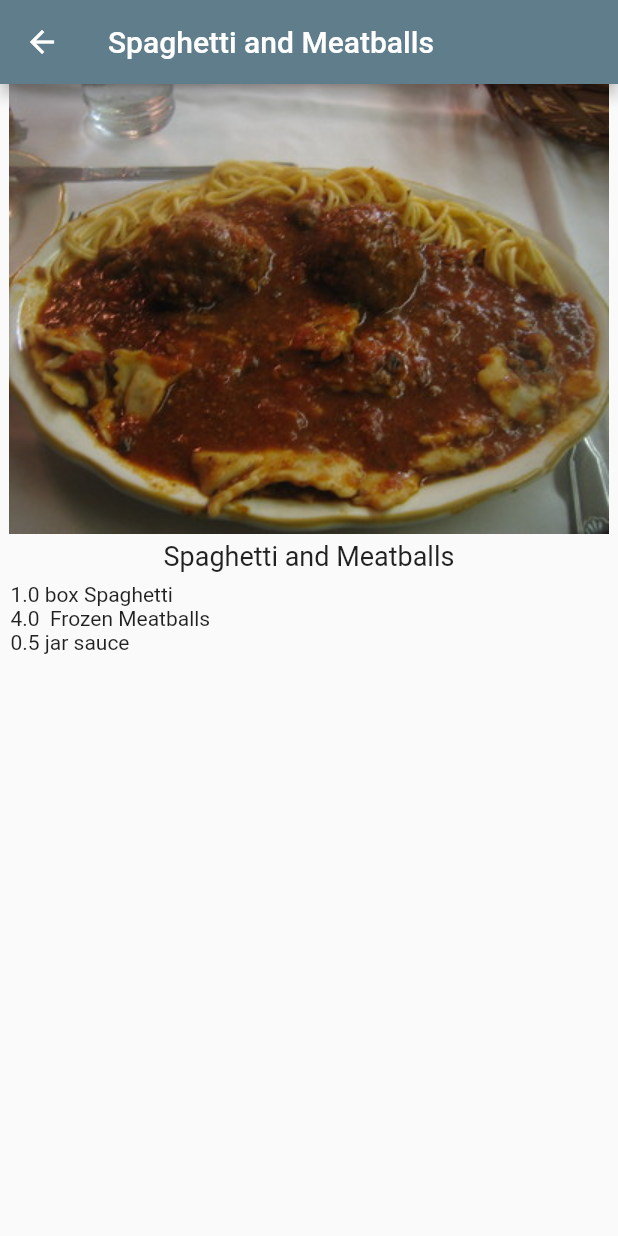
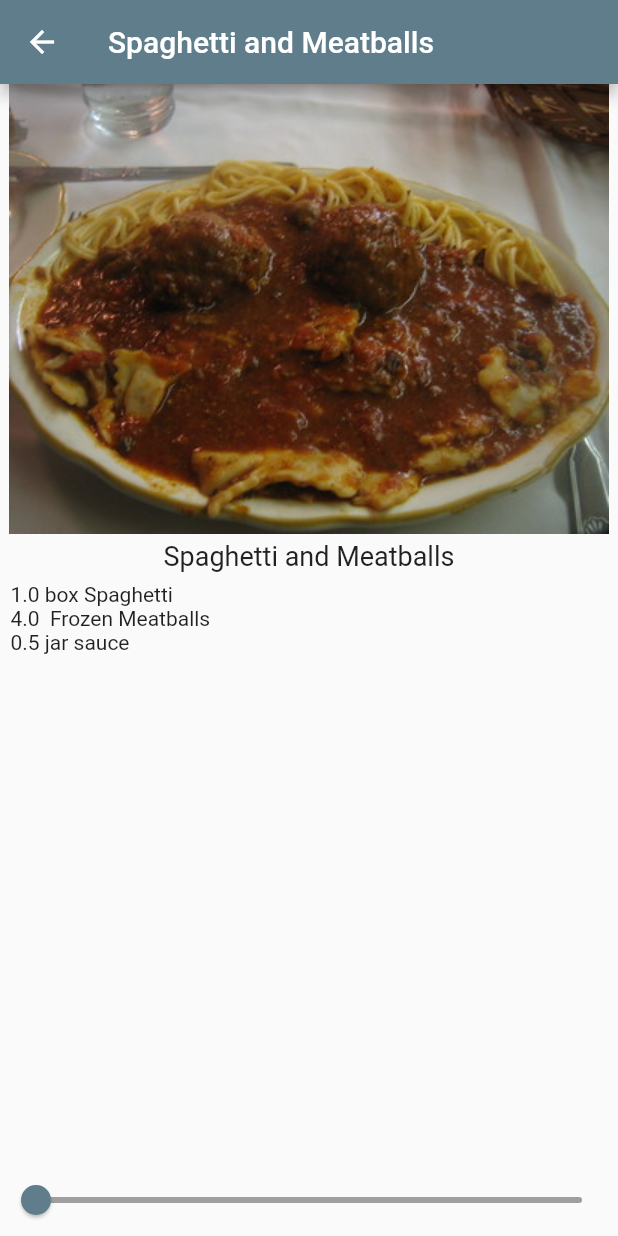
Before and after one commit to jamiemorgan14/recipes, a Flutter app: the screen it shows after launch, after a tap on "Spaghetti and Meatballs", on a phone screen of 412 x 824 dp. Run offline on Flutter 3.47's test engine with Material 2 defaults, Android fonts, the phone set to English and light mode, and no system bars.

Commit message:
add slider and update recipe

```diff
--- a/lib/recipe_detail.dart
+++ b/lib/recipe_detail.dart
@@ -13,6 +13,8 @@ class RecipeDetail extends StatefulWidget {
 }
 
 class _RecipeDetailState extends State<RecipeDetail> {
+  int _sliderVal = 1;
+
   @override
   Widget build(BuildContext context) {
     return Scaffold(
@@ -41,10 +43,22 @@ class _RecipeDetailState extends State<RecipeDetail> {
                 itemBuilder: (BuildContext context, int index) {
                   final ingredient = widget.recipe.ingredients[index];
                   return Text(
-                      '${ingredient.quantity} ${ingredient.measure} ${ingredient.name}');
+                      '${ingredient.quantity * _sliderVal} ${ingredient.measure} ${ingredient.name}');
                 },
               ),
             ),
+            Slider(
+              min: 1,
+              max: 10,
+              value: _sliderVal.toDouble(),
+              onChanged: (newVal) {
+                setState(() {
+                  _sliderVal = newVal.round();
+                });
+              },
+              activeColor: Colors.blueGrey,
+              inactiveColor: Colors.grey,
+            )
           ],
         ),
       ),
```
